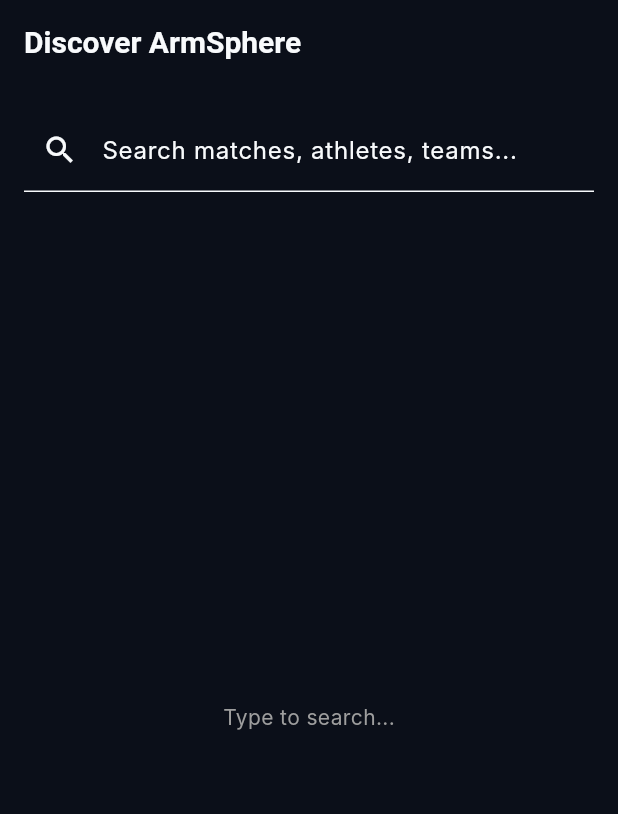
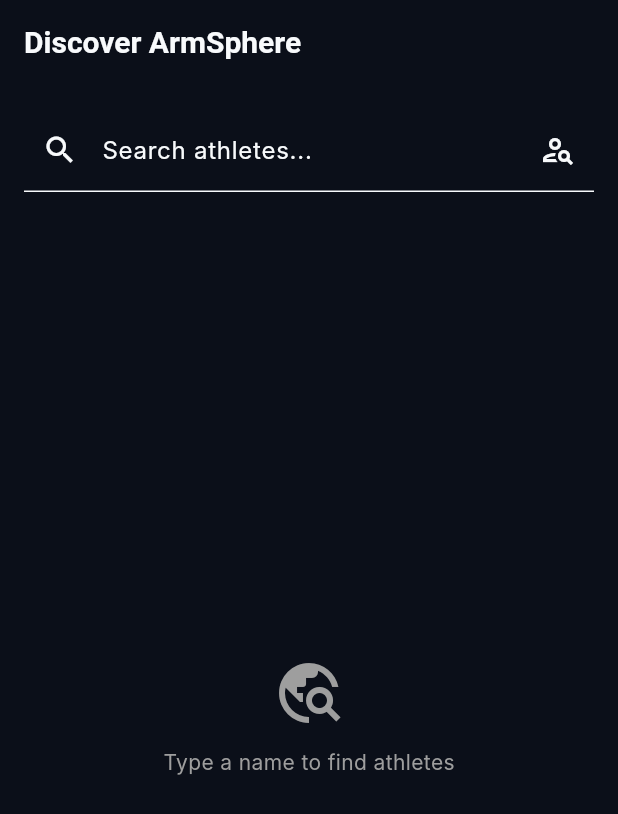
Before and after one commit to muhammadlatif9292-PK/ArmSphere-1, a Flutter app: the GlobalSearchScreen screen opened by its route, on a phone screen of 412 x 824 dp. Shown: the top 814 px of the screen. Run offline on Flutter 3.47's test engine with Material 3 defaults, Android fonts, the phone set to English and light mode, and no system bars; our stand-ins replace audioplayers, connectivity_plus, device_info_plus, dio, firebase_core, firebase_messaging and 7 more; missing offline and left inert: flutter_stripe; accounts and stored records are empty; network calls fail.

Commit message:
feat(mobile): real athlete search replaces mock global search - debounced live results from GET /athletes/search

```diff
--- a/apps/mobile/lib/features/search/screens/search_screen.dart
+++ b/apps/mobile/lib/features/search/screens/search_screen.dart
@@ -1,42 +1,59 @@
+import 'dart:async';
 import 'package:flutter/material.dart';
+import 'package:flutter_riverpod/flutter_riverpod.dart';
+import 'package:go_router/go_router.dart';
+import '../../../core/providers/athlete_provider.dart';
 import '../../../core/widgets/glass_card.dart';
 
-class GlobalSearchScreen extends StatefulWidget {
+/// Real global search over athletes via GET /athletes/search.
+/// Other entity types (events/clubs/venues) surface through their own
+/// Discover sections until dedicated backend search endpoints exist.
+class GlobalSearchScreen extends ConsumerStatefulWidget {
   const GlobalSearchScreen({super.key});
 
   @override
-  State<GlobalSearchScreen> createState() => _GlobalSearchScreenState();
+  ConsumerState<GlobalSearchScreen> createState() => _GlobalSearchScreenState();
 }
 
-class _GlobalSearchScreenState extends State<GlobalSearchScreen> {
+class _GlobalSearchScreenState extends ConsumerState<GlobalSearchScreen> {
   final _searchController = TextEditingController();
-  List<String> _results = [];
+  Timer? _debounce;
 
-  void _onSearch(String query) {
-    if (query.isEmpty) {
-      setState(() {
-        _results = [];
-      });
-      return;
+  @override
+  void initState() {
+    super.initState();
+    _searchController.addListener(_onQueryChanged);
   }
 
-    // Basic local query filter mockup
-    final mockItems = [
-      'Pakistan National Championship 2026',
-      'Lahore Iron Grip Club',
-      'Zain "The Zephyr" Shah',
-      'Arsalan "Apex" Malik',
-    ];
+  void _onQueryChanged() {
+    _debounce?.cancel();
+    _debounce = Timer(const Duration(milliseconds: 350), () {
+      ref.read(athleteSearchQueryProvider.notifier).state =
+          _searchController.text.trim();
+    });
+  }
 
-    setState(() {
-      _results = mockItems
-          .where((item) => item.toLowerCase().contains(query.toLowerCase()))
-          .toList();
-    });
+  String? _field(Map<String, dynamic> row, List<String> keys) {
+    for (final k in keys) {
+      final v = row[k];
+      if (v != null && v.toString().isNotEmpty) return v.toString();
+    }
+    return null;
+  }
+
+  @override
+  void dispose() {
+    _debounce?.cancel();
+    _searchController.removeListener(_onQueryChanged);
+    _searchController.dispose();
+    super.dispose();
   }
 
   @override
   Widget build(BuildContext context) {
+    final resultsAsync = ref.watch(athleteSearchProvider);
+    final hasQuery = _searchController.text.trim().isNotEmpty;
+
     return Scaffold(
       appBar: AppBar(title: const Text('Discover ArmSphere')),
       body: Padding(
@@ -46,30 +63,90 @@
             TextField(
               controller: _searchController,
               decoration: const InputDecoration(
-                labelText: 'Search matches, athletes, teams...',
+                labelText: 'Search athletes...',
                 prefixIcon: Icon(Icons.search),
+                suffixIcon: Icon(Icons.person_search_outlined),
               ),
-              onChanged: _onSearch,
             ),
             const SizedBox(height: 20),
             Expanded(
-              child: _results.isEmpty
+              child: !hasQuery
                   ? Center(
-                      child: Text(
-                        _searchController.text.isEmpty ? 'Type to search...' : 'No results found',
-                        style: const TextStyle(color: Colors.grey),
+                      child: Column(
+                        mainAxisAlignment: MainAxisAlignment.center,
+                        children: const [
+                          Icon(Icons.travel_explore, size: 48, color: Colors.grey),
+                          SizedBox(height: 12),
+                          Text('Type a name to find athletes',
+                              style: TextStyle(color: Colors.grey)),
+                        ],
                       ),
                     )
-                  : ListView.separated(
-                      itemCount: _results.length,
+                  : resultsAsync.when(
+                      loading: () => const Center(child: CircularProgressIndicator()),
+                      error: (error, _) => Center(
+                        child: Column(
+                          mainAxisAlignment: MainAxisAlignment.center,
+                          children: [
+                            const Icon(Icons.error_outline, size: 44, color: Colors.red),
+                            const SizedBox(height: 12),
+                            Text('Search failed', style: Theme.of(context).textTheme.titleSmall),
+                            const SizedBox(height: 4),
+                            Text('$error',
+                                textAlign: TextAlign.center,
+                                style: const TextStyle(fontSize: 12, color: Colors.grey)),
+                            const SizedBox(height: 12),
+                            ElevatedButton(
+                              onPressed: () => ref.invalidate(athleteSearchProvider),
+                              child: const Text('Retry'),
+                            ),
+                          ],
+                        ),
+                      ),
+                      data: (rows) {
+                        if (rows.isEmpty) {
+                          return Center(
+                            child: Column(
+                              mainAxisAlignment: MainAxisAlignment.center,
+                              children: const [
+                                Icon(Icons.search_off, size: 48, color: Colors.grey),
+                                SizedBox(height: 12),
+                                Text('No athletes match your search',
+                                    style: TextStyle(color: Colors.grey)),
+                              ],
+                            ),
+                          );
+                        }
+                        return ListView.separated(
+                          itemCount: rows.length,
                           separatorBuilder: (_, __) => const SizedBox(height: 12),
                           itemBuilder: (context, index) {
-                        return GlassCard(
+                            final row = rows[index];
+                            final name = _field(row, ['displayName', 'name']) ?? 'Unnamed athlete';
+                            final avatar = _field(row, ['avatarUrl', 'avatar_url', 'photoUrl']);
+                            final subtitle = [
+                              _field(row, ['weightClass']),
+                              _field(row, ['province']),
+                            ].where((p) => p != null).join(' • ');
+
+                            return GestureDetector(
+                              onTap: () => context.push('/athlete/${row['id']}'),
+                              child: GlassCard(
                                 padding: const EdgeInsets.all(12),
                                 child: ListTile(
-                            title: Text(_results[index], style: const TextStyle(fontWeight: FontWeight.bold)),
+                                  leading: CircleAvatar(
+                                    backgroundImage: avatar != null ? NetworkImage(avatar) : null,
+                                    child: avatar == null
+                                        ? Text(name.isNotEmpty ? name[0].toUpperCase() : '?')
+                                        : null,
+                                  ),
+                                  title: Text(name, style: const TextStyle(fontWeight: FontWeight.bold)),
+                                  subtitle: subtitle.isNotEmpty ? Text(subtitle, fontSize: 12) : null,
                                   trailing: const Icon(Icons.chevron_right),
                                 ),
+                              ),
+                            );
+                          },
                         );
                       },
                     ),
```
Lines whose indentation alone changed are shown as unchanged.
